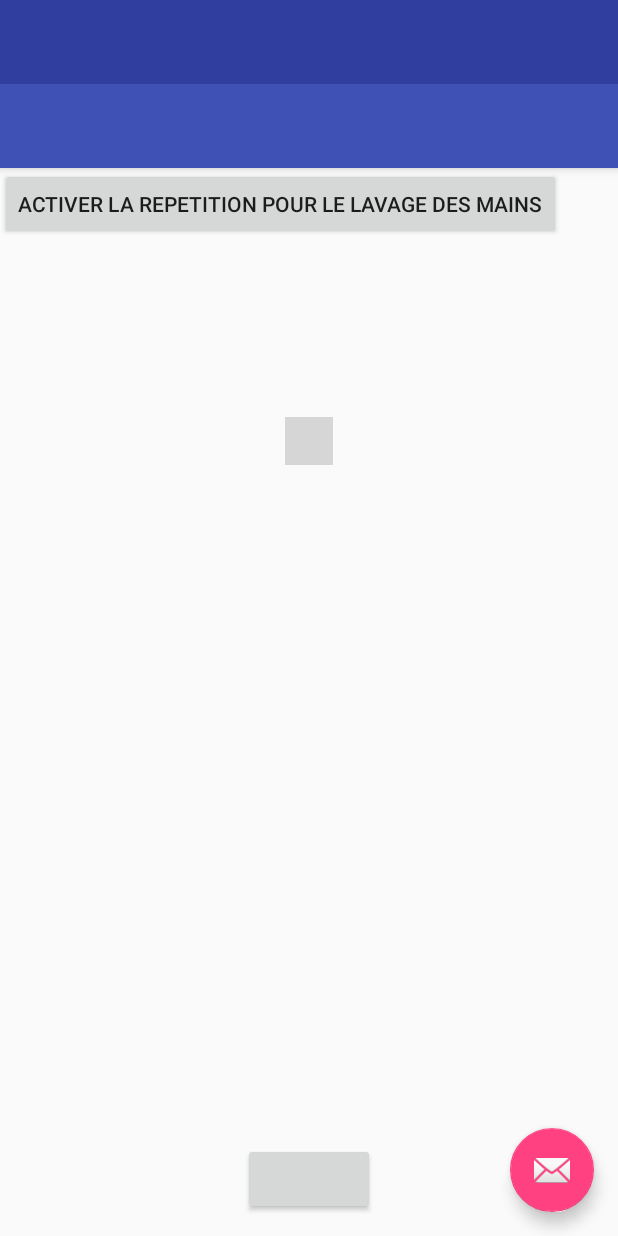
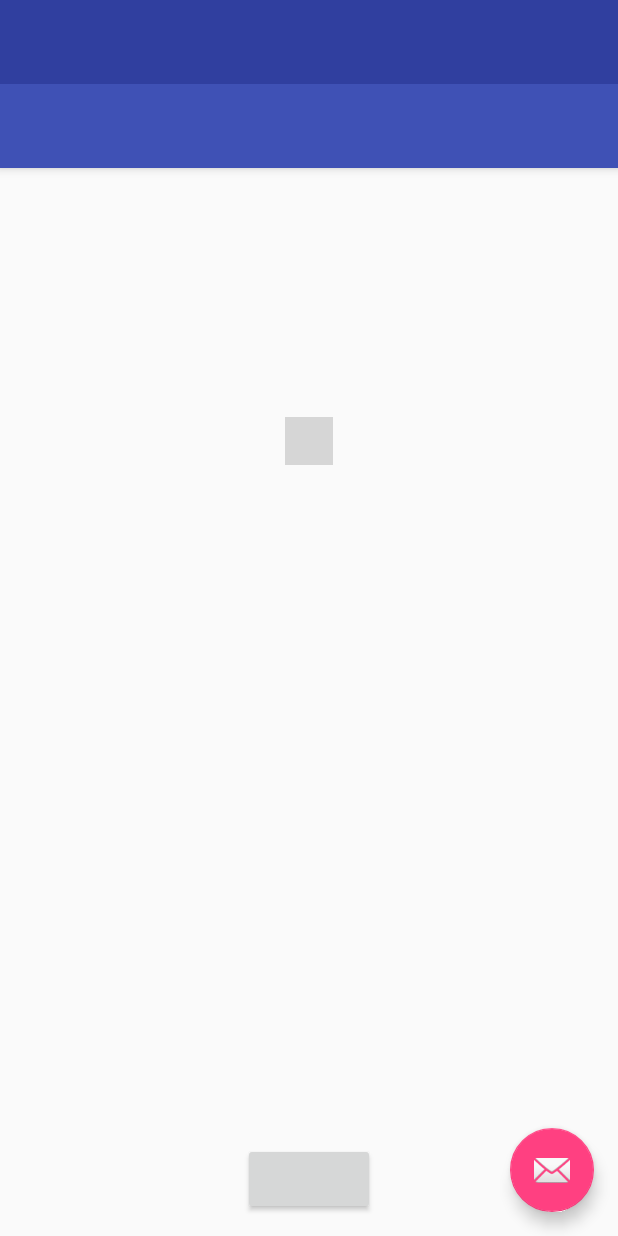
Before and after one commit to progmobile/PerfHealth, an Android app: the layout activity_main.xml on its own in the app's theme, with its tools: preview values and no code run, on a phone screen of 412 x 824 dp. Run offline under Robolectric (Android 15) with nearby library versions, the phone set to English and light mode, and no system bars; plain views replace LoginButton, ProfilePictureView; grey boxes are pictures that could not be loaded.

Commit message:
Push done

```diff
--- a/app/src/main/java/com/example/quentindoucet/perfhealth/view/MainActivity.java
+++ b/app/src/main/java/com/example/quentindoucet/perfhealth/view/MainActivity.java
@@ -74,7 +74,7 @@ public class MainActivity extends AppCompatActivity
             startService(servicePlace);
         }
 
-
+/*
         findViewById(R.id.button).setOnClickListener(new View.OnClickListener() {
                                                          @Override
                                                          public void onClick(View v) {
@@ -93,7 +93,7 @@ public class MainActivity extends AppCompatActivity
                                                              //  alarmManager.setRepeating(AlarmManager.RTC_WAKEUP,calendar.getTimeInMillis(),AlarmManager.INTERVAL_DAY,pendingIntent);
                                                          }
                                                      });
-
+*/
                 /*
         Personne p = new Personne(1,"DOUCET","Quentin",23,"M",187,80);
         Action a = new Action(1,"Se laver les mains", "un lavage de 30s",new Date());
--- a/app/src/main/res/layout/content_main.xml
+++ b/app/src/main/res/layout/content_main.xml
@@ -8,17 +8,6 @@
     tools:context="com.example.quentindoucet.perfhealth.view.MainActivity"
     tools:showIn="@layout/app_bar_main">
 
-    <Button
-        android:id="@+id/button"
-        android:layout_width="wrap_content"
-        android:layout_height="wrap_content"
-        android:text="Activer la repetition pour le lavage des mains"
-        tools:layout_editor_absoluteX="33dp"
-        tools:layout_editor_absoluteY="0dp"
-        app:layout_constraintBottom_toBottomOf="parent"
-        app:layout_constraintLeft_toLeftOf="parent"
-        app:layout_constraintRight_toRightOf="parent"
-        app:layout_constraintTop_toTopOf="parent"/>
 
 
     <com.facebook.login.widget.ProfilePictureView
```
Also changed, not shown: 4 other files.
